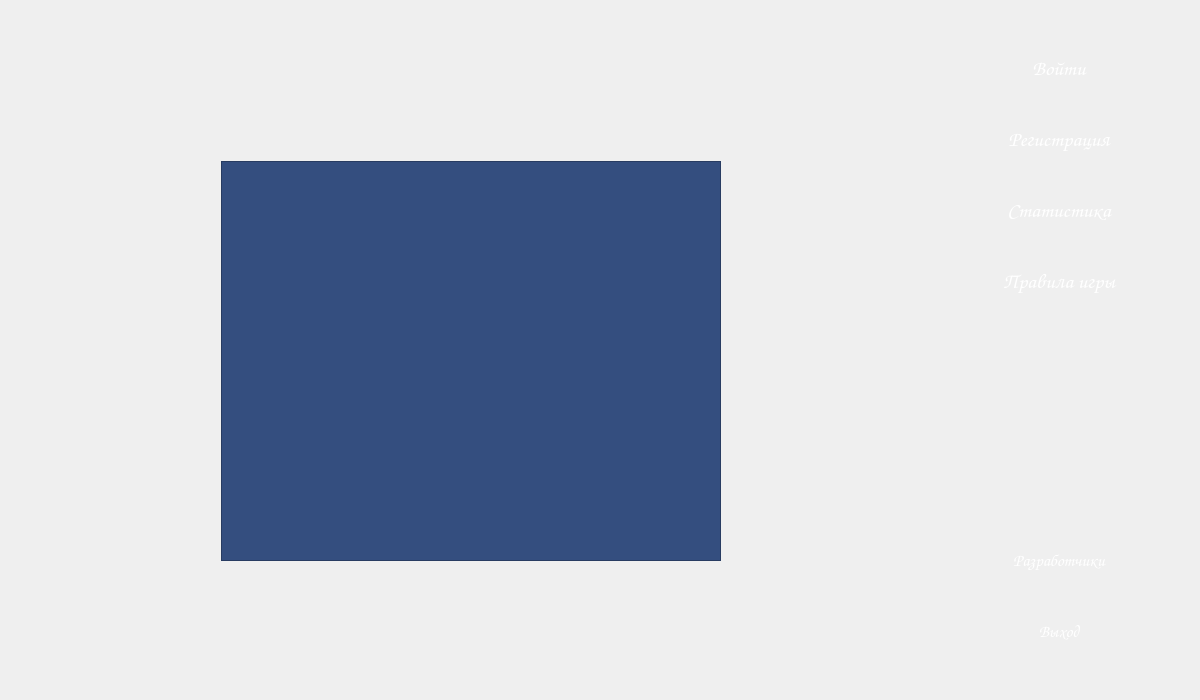
Before: the Qt Designer form mainwindow.ui in dronnikovigor/gui-1h2017-14, drawn with Qt 5.
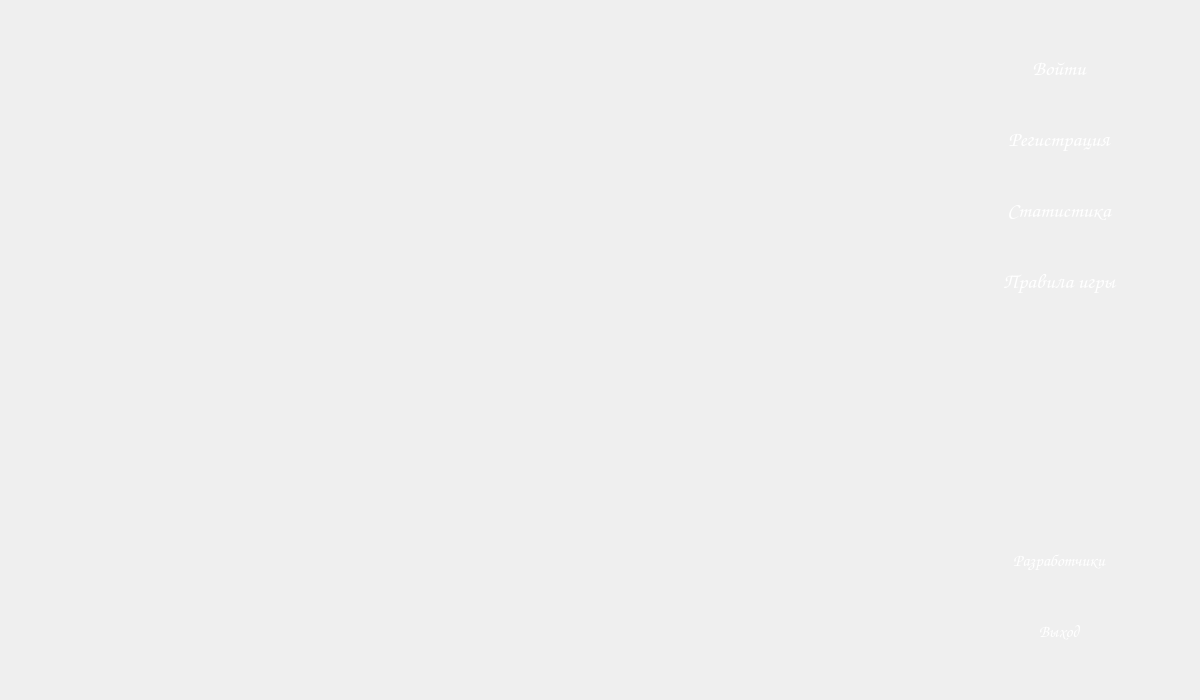
After: the same form once the commit is applied. Icons and pictures are not drawn.

Commit message: Added Login page, fixes for stats button

```diff
--- a/mainwindow.ui
+++ b/mainwindow.ui
@@ -52,8 +52,90 @@
        </size>
       </property>
       <property name="currentIndex">
-       <number>3</number>
+       <number>0</number>
       </property>
+      <widget class="QWidget" name="pageLogin">
+       <layout class="QHBoxLayout" name="horizontalLayout_4">
+        <item>
+         <spacer name="horizontalSpacer_5">
+          <property name="orientation">
+           <enum>Qt::Horizontal</enum>
+          </property>
+          <property name="sizeHint" stdset="0">
+           <size>
+            <width>40</width>
+            <height>20</height>
+           </size>
+          </property>
+         </spacer>
+        </item>
+        <item>
+         <layout class="QVBoxLayout" name="verticalLayout_2">
+          <item>
+           <spacer name="verticalSpacer_10">
+            <property name="orientation">
+             <enum>Qt::Vertical</enum>
+            </property>
+            <property name="sizeHint" stdset="0">
+             <size>
+              <width>20</width>
+              <height>40</height>
+             </size>
+            </property>
+           </spacer>
+          </item>
+          <item>
+           <widget class="QLabel" name="label_3">
+            <property name="minimumSize">
+             <size>
+              <width>500</width>
+              <height>400</height>
+             </size>
+            </property>
+            <property name="maximumSize">
+             <size>
+              <width>500</width>
+              <height>400</height>
+             </size>
+            </property>
+            <property name="styleSheet">
+             <string notr="true">image: url(:/images/res/backgroud_login.png);</string>
+            </property>
+            <property name="text">
+             <string/>
+            </property>
+           </widget>
+          </item>
+          <item>
+           <spacer name="verticalSpacer_11">
+            <property name="orientation">
+             <enum>Qt::Vertical</enum>
+            </property>
+            <property name="sizeHint" stdset="0">
+             <size>
+              <width>20</width>
+              <height>40</height>
+             </size>
+            </property>
+           </spacer>
+          </item>
+         </layout>
+        </item>
+        <item>
+         <spacer name="horizontalSpacer_6">
+          <property name="orientation">
+           <enum>Qt::Horizontal</enum>
+          </property>
+          <property name="sizeHint" stdset="0">
+           <size>
+            <width>40</width>
+            <height>20</height>
+           </size>
+          </property>
+         </spacer>
+        </item>
+       </layout>
+      </widget>
       <widget class="QWidget" name="pageMain">
        <layout class="QHBoxLayout" name="horizontalLayout">
         <item>
```
The commit also changes 4 other files.
